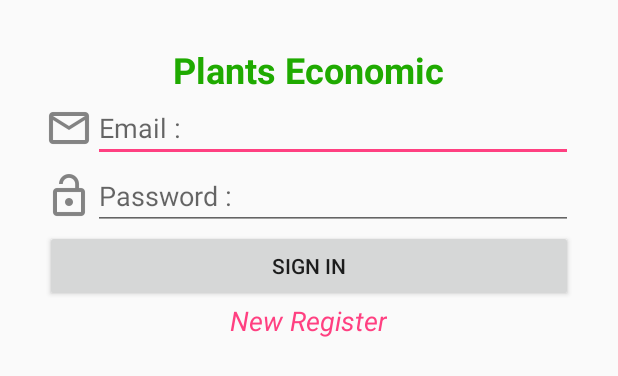
After one commit to masterUNG/PlantsEconomic, an Android app: the layout fragment_main.xml on its own in the app's theme, with its tools: preview values and no code run, on a phone screen of 412 x 824 dp. The commit adds this screen. Shown: the top 376 px of the screen. Run offline under Robolectric (Android 15) with nearby library versions, the phone set to English and light mode, and no system bars.

Commit message:
Design UI fragment_main OK

```diff
--- a/app/build.gradle
+++ b/app/build.gradle
@@ -1,7 +1,7 @@
 apply plugin: 'com.android.application'
 
 android {
-    compileSdkVersion 26
+    compileSdkVersion 27
     defaultConfig {
         applicationId "srongklod_bangtamruat.plantseconomic"
         minSdkVersion 18
@@ -16,10 +16,11 @@ android {
             proguardFiles getDefaultProguardFile('proguard-android.txt'), 'proguard-rules.pro'
         }
     }
+    buildToolsVersion '27.0.0'
 }
 
 dependencies {
-    implementation fileTree(dir: 'libs', include: ['*.jar'])
+    implementation fileTree(include: ['*.jar'], dir: 'libs')
     implementation 'com.android.support:appcompat-v7:26.1.0'
     implementation 'com.android.support.constraint:constraint-layout:1.0.2'
     testImplementation 'junit:junit:4.12'
--- /dev/null
+++ b/app/src/main/java/srongklod_bangtamruat/plantseconomic/fragment/MainFragment.java
@@ -0,0 +1,8 @@
+package srongklod_bangtamruat.plantseconomic.fragment;
+
+/**
+ * Created by masterung on 5/11/2017 AD.
+ */
+
+public class MainFragment {
+}
--- /dev/null
+++ b/app/src/main/java/srongklod_bangtamruat/plantseconomic/fragment/RegisterFragment.java
@@ -0,0 +1,8 @@
+package srongklod_bangtamruat.plantseconomic.fragment;
+
+/**
+ * Created by masterung on 5/11/2017 AD.
+ */
+
+public class RegisterFragment {
+}
--- /dev/null
+++ b/app/src/main/res/layout/fragment_main.xml
@@ -0,0 +1,90 @@
+<?xml version="1.0" encoding="utf-8"?>
+<RelativeLayout xmlns:android="http://schemas.android.com/apk/res/android"
+    android:layout_width="match_parent"
+    android:layout_height="match_parent">
+
+    <!--Content-->
+    <LinearLayout
+        android:layout_margin="@dimen/margin"
+        android:orientation="vertical"
+        android:layout_width="match_parent"
+        android:layout_height="wrap_content">
+
+        <!--AppName-->
+        <TextView
+            android:layout_gravity="center_horizontal"
+            android:textColor="@color/colorPrimaryDark"
+            android:textStyle="bold"
+            android:textSize="@dimen/h1"
+            android:text="@string/app_name"
+            android:layout_width="wrap_content"
+            android:layout_height="wrap_content" />
+
+        <!--User-->
+        <LinearLayout
+            android:orientation="horizontal"
+            android:layout_width="match_parent"
+            android:layout_height="wrap_content">
+
+            <!--Icon-->
+            <ImageView
+                android:layout_gravity="center_vertical"
+                android:src="@drawable/ic_action_email"
+                android:layout_width="wrap_content"
+                android:layout_height="wrap_content" />
+
+            <!--Email-->
+            <EditText
+                android:textColor="@color/colorPrimaryDark"
+                android:inputType="textEmailAddress"
+                android:hint="@string/email"
+                android:layout_width="match_parent"
+                android:layout_height="wrap_content" />
+
+
+        </LinearLayout>
+
+        <!--Password-->
+        <LinearLayout
+            android:orientation="horizontal"
+            android:layout_width="match_parent"
+            android:layout_height="wrap_content">
+
+            <!--Icon-->
+            <ImageView
+                android:layout_gravity="center_vertical"
+                android:src="@drawable/ic_action_password"
+                android:layout_width="wrap_content"
+                android:layout_height="wrap_content" />
+
+            <!--Password-->
+            <EditText
+                android:textColor="@color/colorPrimaryDark"
+                android:inputType="textPassword"
+                android:hint="@string/password"
+                android:layout_width="match_parent"
+                android:layout_height="wrap_content" />
+
+
+        </LinearLayout>
+
+        <!--SignIn Button-->
+        <Button
+            android:text="@string/sign_in"
+            android:layout_width="match_parent"
+            android:layout_height="wrap_content" />
+
+        <!--Register-->
+        <TextView
+            android:textStyle="italic"
+            android:textColor="@color/colorAccent"
+            android:layout_gravity="center_horizontal"
+            android:textSize="@dimen/h2"
+            android:text="@string/register"
+            android:layout_width="wrap_content"
+            android:layout_height="wrap_content" />
+
+
+    </LinearLayout>
+
+</RelativeLayout>
--- /dev/null
+++ b/app/src/main/res/layout/fragment_register.xml
@@ -0,0 +1,6 @@
+<?xml version="1.0" encoding="utf-8"?>
+<LinearLayout xmlns:android="http://schemas.android.com/apk/res/android"
+    android:orientation="vertical" android:layout_width="match_parent"
+    android:layout_height="match_parent">
+
+</LinearLayout>
--- a/app/src/main/res/values/colors.xml
+++ b/app/src/main/res/values/colors.xml
@@ -1,6 +1,6 @@
 <?xml version="1.0" encoding="utf-8"?>
 <resources>
-    <color name="colorPrimary">#3F51B5</color>
-    <color name="colorPrimaryDark">#303F9F</color>
+    <color name="colorPrimary">#64dd17</color>
+    <color name="colorPrimaryDark">#1faa00</color>
     <color name="colorAccent">#FF4081</color>
 </resources>
--- /dev/null
+++ b/app/src/main/res/values/dimens.xml
@@ -0,0 +1,6 @@
+<?xml version="1.0" encoding="utf-8"?>
+<resources>
+    <dimen name="margin">30dp</dimen>
+    <dimen name="h1">24sp</dimen>
+    <dimen name="h2">18sp</dimen>
+</resources>
--- a/app/src/main/res/values/strings.xml
+++ b/app/src/main/res/values/strings.xml
@@ -1,3 +1,7 @@
 <resources>
-    <string name="app_name">PlantsEconomic</string>
+    <string name="app_name">Plants Economic</string>
+    <string name="email">Email :</string>
+    <string name="password">Password :</string>
+    <string name="sign_in">Sign In</string>
+    <string name="register">New Register</string>
 </resources>
--- a/app/src/main/res/values/styles.xml
+++ b/app/src/main/res/values/styles.xml
@@ -1,7 +1,7 @@
 <resources>
 
     <!-- Base application theme. -->
-    <style name="AppTheme" parent="Theme.AppCompat.Light.DarkActionBar">
+    <style name="AppTheme" parent="Theme.AppCompat.Light.NoActionBar">
         <!-- Customize your theme here. -->
         <item name="colorPrimary">@color/colorPrimary</item>
         <item name="colorPrimaryDark">@color/colorPrimaryDark</item>
```
Also changed, not shown: app/src/main/res/drawable-hdpi/ic_action_email.png (added), app/src/main/res/drawable-hdpi/ic_action_password.png (added), app/src/main/res/drawable-mdpi/ic_action_email.png (added), app/src/main/res/drawable-mdpi/ic_action_password.png (added), app/src/main/res/drawable-xhdpi/ic_action_email.png (added), app/src/main/res/drawable-xhdpi/ic_action_password.png (added), app/src/main/res/drawable-xxhdpi/ic_action_email.png (added), app/src/main/res/drawable-xxhdpi/ic_action_password.png (added).
